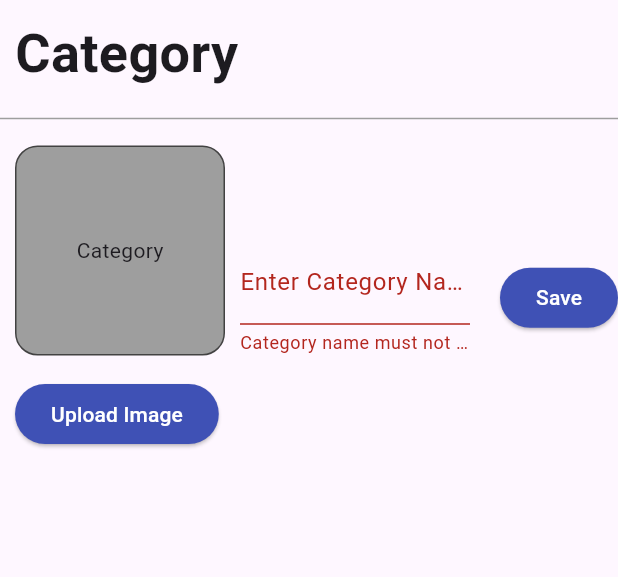
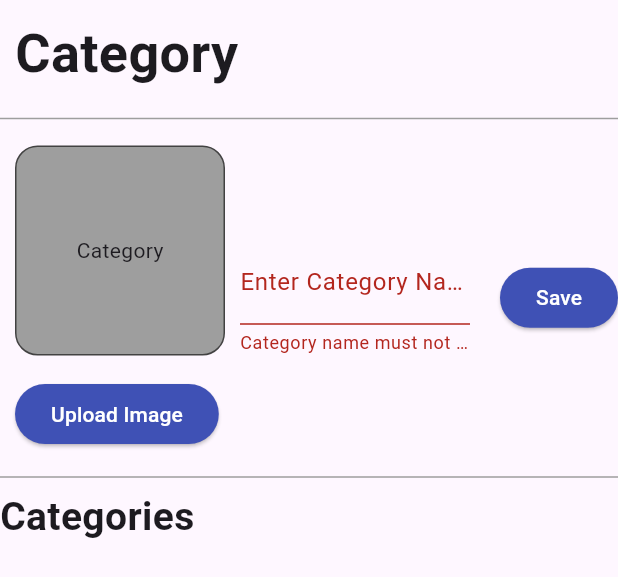
Before and after one commit to aliayoub1805/ecommerceapp-admin, a Flutter app: the CategoriesScreen widget shown alone on an empty page, opened directly, after a tap on "Save", on a phone screen of 412 x 824 dp. Shown: the top 577 px of the screen. Run offline on Flutter 3.47's test engine with Material 3 defaults, Android fonts, the light colour scheme and no system bars; our stand-ins replace cloud_firestore, file_picker, firebase_core, firebase_storage, flutter_easyloading, font_awesome_flutter and 1 more; missing offline and left inert: flutter_admin_scaffold; accounts and stored records are empty.

Commit message:
update files : add category_widget.dart and update categories_screen.dart

```diff
--- a/lib/views/screens/side_bar_screens/categories_screen.dart
+++ b/lib/views/screens/side_bar_screens/categories_screen.dart
@@ -1,7 +1,11 @@
 
 
+import 'package:cloud_firestore/cloud_firestore.dart';
+import 'package:ecommer_test_mode_admin/views/screens/side_bar_screens/widgets/category_widget.dart';
 import 'package:file_picker/file_picker.dart';
+import 'package:firebase_storage/firebase_storage.dart';
 import 'package:flutter/material.dart';
+import 'package:flutter_easyloading/flutter_easyloading.dart';
 import 'package:image_picker/image_picker.dart';
 import 'dart:typed_data'; // لاستخدام Uint8List
 
@@ -16,9 +20,13 @@ class CategoriesScreen extends StatefulWidget {
 
 class _CategoriesScreenState extends State<CategoriesScreen> {
   final GlobalKey<FormState> _formKey = GlobalKey<FormState>();
-
+  final FirebaseStorage _storage = FirebaseStorage.instance;
+  final FirebaseFirestore _firestore = FirebaseFirestore.instance;
   final ImagePicker _picker = ImagePicker();
   String?   fileName;
+  String? categoryName;
+  bool _isUploading = false;
+  //final TextEditingController _categoryController = TextEditingController();
   //Uint8List? _image;
  // لتخزين بيانات الصورة
   dynamic _image;
@@ -37,11 +45,48 @@ class _CategoriesScreenState extends State<CategoriesScreen> {
     }
   }
 
-  uploadCategory(){
-    if(_formKey.currentState!.validate()){
-      print("Good");
-    }
-    else {
+  _uploadCategoryBannerToStorage(dynamic image) async{
+      Reference ref = _storage.ref().child('categoryImages').child(fileName!);
+      UploadTask uploadTask = ref.putData(image);
+      TaskSnapshot snapshot = await uploadTask;
+      String downloadUrl = await snapshot.ref.getDownloadURL();
+      return downloadUrl;
+  }
+  uploadCategory()async{
+    if (_formKey.currentState!.validate()) {
+      EasyLoading.show();
+      try {
+        String imageUrl = await _uploadCategoryBannerToStorage(_image);
+        await _firestore.collection('categories').doc(fileName).set({
+          'image': imageUrl,
+          'categoryName': categoryName,
+        }).whenComplete(() {
+          setState(() {
+            _image = null;
+            //_categoryController.clear(); // إعادة تعيين TextEditingController
+            _formKey.currentState!.reset();
+          });
+          ScaffoldMessenger.of(context).showSnackBar(
+            SnackBar(
+              content: Text('Category uploaded successfully'),
+              backgroundColor: Colors.green,
+            ),
+          );
+        });
+      } catch (e) {
+
+        print("Error uploading category: $e");
+        ScaffoldMessenger.of(context).showSnackBar(
+          SnackBar(
+            content: Text('Error uploading category'),
+            backgroundColor: Colors.red,
+          ),
+        );
+      }
+      finally{
+        EasyLoading.dismiss();
+      }
+    } else {
       print("Bad");
     }
   }
@@ -116,6 +161,10 @@ class _CategoriesScreenState extends State<CategoriesScreen> {
                   child: SizedBox(
                     width: 200,
                     child: TextFormField(
+                      //controller: _categoryController,
+                      onChanged: (value){
+                        categoryName = value;
+                      },
                       validator: (value){
                         if(value!.isEmpty){
                           return "Category name must not be empty";
@@ -153,6 +202,18 @@ class _CategoriesScreenState extends State<CategoriesScreen> {
                 ),
               ],
             ),
+            Divider(color: Colors.grey,),
+            Container(
+              alignment: Alignment.topLeft,
+              child: Text(
+                'Categories',
+                style: TextStyle(
+                    fontSize: 26 ,
+                    fontWeight: FontWeight.bold
+                ),
+              ),
+            ),
+            CategoryWidget(),
           ],
         ),
       ),
--- /dev/null
+++ b/lib/views/screens/side_bar_screens/widgets/category_widget.dart
@@ -0,0 +1,53 @@
+import 'package:cloud_firestore/cloud_firestore.dart';
+import 'package:flutter/material.dart';
+
+class CategoryWidget extends StatelessWidget {
+  const CategoryWidget({super.key});
+
+  @override
+  Widget build(BuildContext context) {
+    final Stream<QuerySnapshot> _categoriesStream = FirebaseFirestore
+        .instance
+        .collection('categories')
+        .snapshots();
+    return StreamBuilder<QuerySnapshot>(
+      stream: _categoriesStream,
+      builder: (BuildContext context, AsyncSnapshot<QuerySnapshot> snapshot) {
+        if (snapshot.hasError) {
+          return Text('Something went wrong');
+        }
+
+        if (snapshot.connectionState == ConnectionState.waiting) {
+          return Center(
+            child: CircularProgressIndicator(
+              color: Colors.cyan,
+            ),
+          );
+        }
+
+        return GridView.builder(
+          shrinkWrap: true,
+          itemCount: snapshot.data!.size,
+            gridDelegate: SliverGridDelegateWithFixedCrossAxisCount(
+              crossAxisCount: 6,
+              mainAxisSpacing: 8,
+              crossAxisSpacing: 8,
+
+            ), itemBuilder: (context,index){
+                final categoryData = snapshot.data!.docs[index];
+                return Column(
+                  children: [
+                    SizedBox(
+                      height: 100,
+                      width: 100,
+                      child: Image.network(categoryData['image'],),
+                    ),
+                    Text(categoryData['categoryName']),
+                  ],
+                );
+        }
+        );
+      },
+    );
+  }
+}
```
